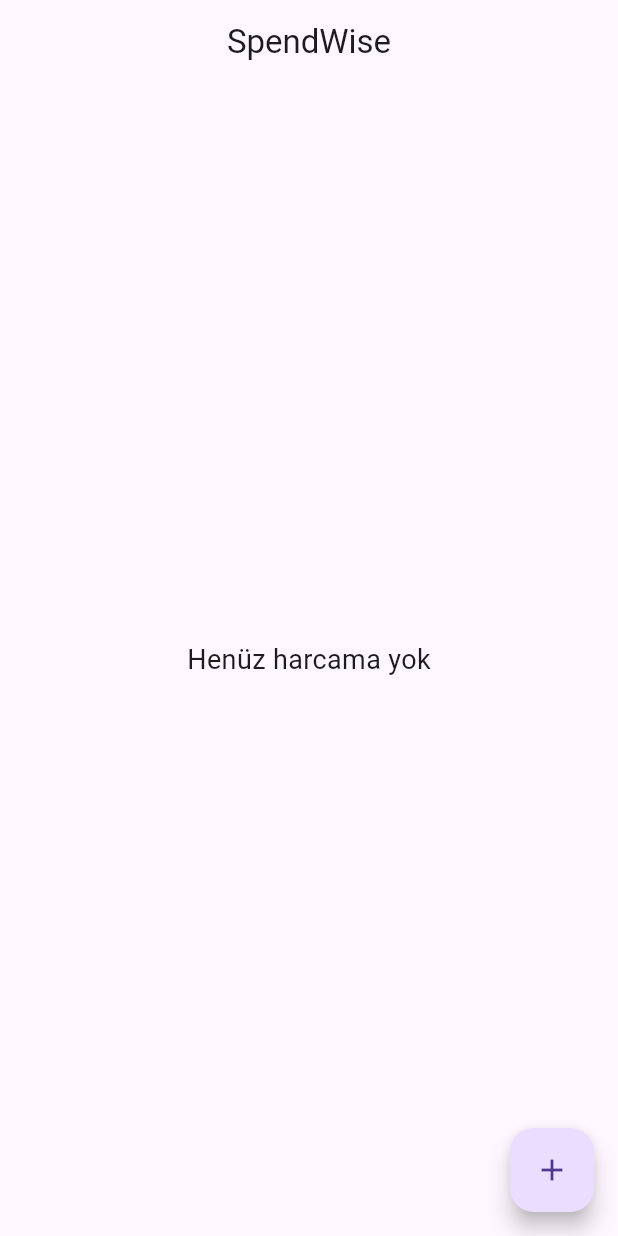
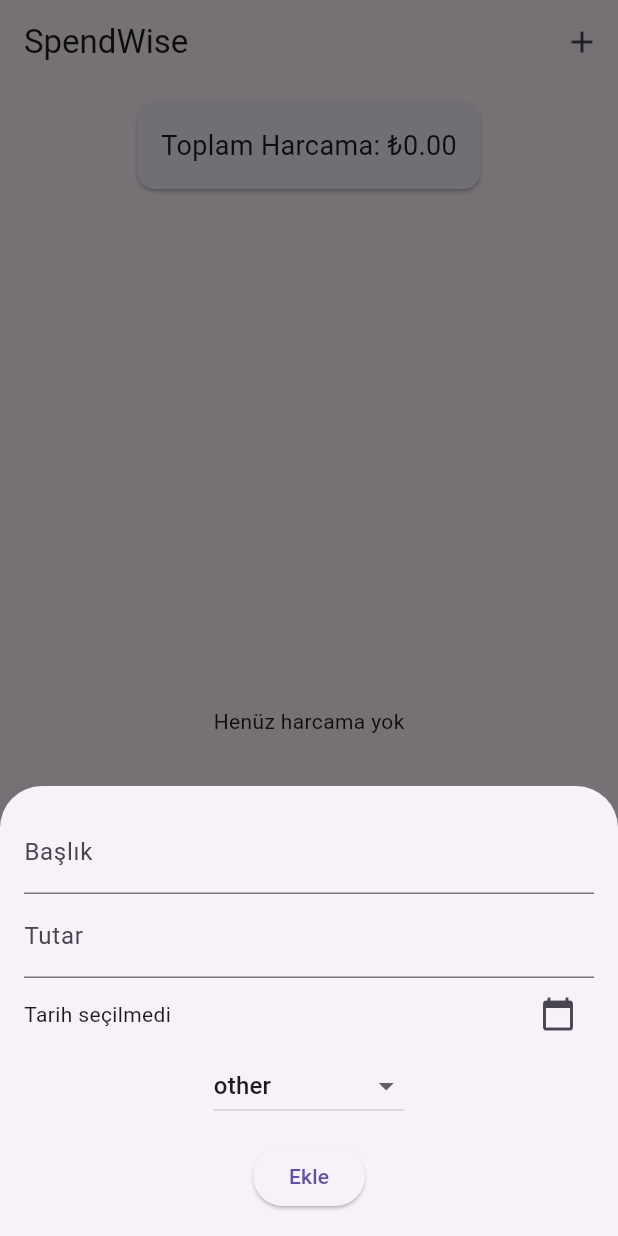
Before and after one commit to tayfun33/spendwise-flutter, a Flutter app: the screen it shows after launch, after a tap on the "add" icon, on a phone screen of 412 x 824 dp. Run offline on Flutter 3.47's test engine with Material 3 defaults, Android fonts, the phone set to English and light mode, and no system bars.

Commit message:
Project setup: expense widgets and initial structure

```diff
--- a/lib/main.dart
+++ b/lib/main.dart
@@ -1,4 +1,7 @@
 import 'package:flutter/material.dart';
+import 'models/expense.dart';
+import 'widgets/add_expense.dart';
+import 'widgets/expense_list.dart';
 
 void main() {
   runApp(const SpendWiseApp());
@@ -12,27 +15,72 @@
     return MaterialApp(
       debugShowCheckedModeBanner: false,
       title: 'SpendWise',
-      theme: ThemeData(primarySwatch: Colors.green),
-      home: const HomePage(),
+      theme: ThemeData(useMaterial3: true),
+      home: const HomeScreen(),
     );
   }
 }
 
-class HomePage extends StatelessWidget {
-  const HomePage({super.key});
+class HomeScreen extends StatefulWidget {
+  const HomeScreen({super.key});
+
+  @override
+  State<HomeScreen> createState() => _HomeScreenState();
+}
+
+class _HomeScreenState extends State<HomeScreen> {
+  final List<Expense> _expenses = [];
+
+  void _addExpense(Expense expense) {
+    setState(() {
+      _expenses.add(expense);
+    });
+  }
+
+  void _removeExpense(Expense expense) {
+    setState(() {
+      _expenses.remove(expense);
+    });
+  }
+
+  double get _totalExpense {
+    return _expenses.fold(0.0, (sum, e) => sum + e.amount);
+  }
 
   @override
   Widget build(BuildContext context) {
     return Scaffold(
-      appBar: AppBar(title: const Text('SpendWise'), centerTitle: true),
-      body: const Center(
-        child: Text('Henüz harcama yok', style: TextStyle(fontSize: 18)),
+      appBar: AppBar(
+        title: const Text('SpendWise'),
+        actions: [
+          IconButton(
+            icon: const Icon(Icons.add),
+            onPressed: () {
+              showModalBottomSheet(
+                context: context,
+                isScrollControlled: true,
+                builder: (_) => AddExpense(onAdd: _addExpense),
+              );
+            },
+          ),
+        ],
       ),
-      floatingActionButton: FloatingActionButton(
-        onPressed: () {
-          // ileride harcama ekleme ekranına gidecek
-        },
-        child: const Icon(Icons.add),
+      body: Column(
+        children: [
+          Card(
+            margin: const EdgeInsets.all(12),
+            child: Padding(
+              padding: const EdgeInsets.all(16),
+              child: Text(
+                'Toplam Harcama: ₺${_totalExpense.toStringAsFixed(2)}',
+                style: const TextStyle(fontSize: 18),
+              ),
+            ),
+          ),
+          Expanded(
+            child: ExpenseList(expenses: _expenses, onRemove: _removeExpense),
+          ),
+        ],
       ),
     );
   }
--- a/lib/models/expense.dart
+++ b/lib/models/expense.dart
@@ -0,0 +1,15 @@
+enum Category { food, transport, entertainment, other }
+
+class Expense {
+  final String title;
+  final double amount;
+  final DateTime date;
+  final Category category;
+
+  Expense({
+    required this.title,
+    required this.amount,
+    required this.date,
+    required this.category,
+  });
+}
--- /dev/null
+++ b/lib/widgets/add_expense.dart
@@ -0,0 +1,108 @@
+import 'package:flutter/material.dart';
+import '../models/expense.dart';
+
+class AddExpense extends StatefulWidget {
+  final void Function(Expense) onAdd;
+
+  const AddExpense({super.key, required this.onAdd});
+
+  @override
+  State<AddExpense> createState() => _AddExpenseState();
+}
+
+class _AddExpenseState extends State<AddExpense> {
+  final _titleController = TextEditingController();
+  final _amountController = TextEditingController();
+  DateTime? _selectedDate;
+  Category _selectedCategory = Category.other;
+
+  void _submit() {
+    final title = _titleController.text.trim();
+    final amount = double.tryParse(_amountController.text);
+
+    if (title.isEmpty ||
+        amount == null ||
+        amount <= 0 ||
+        _selectedDate == null) {
+      return;
+    }
+
+    widget.onAdd(
+      Expense(
+        title: title,
+        amount: amount,
+        date: _selectedDate!,
+        category: _selectedCategory,
+      ),
+    );
+
+    Navigator.pop(context);
+  }
+
+  @override
+  Widget build(BuildContext context) {
+    return Padding(
+      padding: EdgeInsets.fromLTRB(
+        16,
+        16,
+        16,
+        MediaQuery.of(context).viewInsets.bottom + 16,
+      ),
+      child: Column(
+        mainAxisSize: MainAxisSize.min,
+        children: [
+          TextField(
+            controller: _titleController,
+            decoration: const InputDecoration(labelText: 'Başlık'),
+          ),
+          TextField(
+            controller: _amountController,
+            keyboardType: TextInputType.number,
+            decoration: const InputDecoration(labelText: 'Tutar'),
+          ),
+          Row(
+            children: [
+              Expanded(
+                child: Text(
+                  _selectedDate == null
+                      ? 'Tarih seçilmedi'
+                      : 'Tarih: ${_selectedDate!.day}/${_selectedDate!.month}/${_selectedDate!.year}',
+                ),
+              ),
+              IconButton(
+                icon: const Icon(Icons.calendar_today),
+                onPressed: () async {
+                  final now = DateTime.now();
+                  final picked = await showDatePicker(
+                    context: context,
+                    firstDate: DateTime(2020),
+                    lastDate: now,
+                    initialDate: now,
+                  );
+                  if (picked != null) {
+                    setState(() {
+                      _selectedDate = picked;
+                    });
+                  }
+                },
+              ),
+            ],
+          ),
+          DropdownButton<Category>(
+            value: _selectedCategory,
+            items: Category.values.map((c) {
+              return DropdownMenuItem(value: c, child: Text(c.name));
+            }).toList(),
+            onChanged: (value) {
+              setState(() {
+                _selectedCategory = value!;
+              });
+            },
+          ),
+          const SizedBox(height: 12),
+          ElevatedButton(onPressed: _submit, child: const Text('Ekle')),
+        ],
+      ),
+    );
+  }
+}
--- /dev/null
+++ b/lib/widgets/expense_list.dart
@@ -0,0 +1,31 @@
+import 'package:flutter/material.dart';
+import '../models/expense.dart';
+import 'expense_item.dart';
+
+class ExpenseList extends StatelessWidget {
+  final List<Expense> expenses;
+  final void Function(Expense) onRemove;
+
+  const ExpenseList({
+    super.key,
+    required this.expenses,
+    required this.onRemove,
+  });
+
+  @override
+  Widget build(BuildContext context) {
+    if (expenses.isEmpty) {
+      return const Center(child: Text('Henüz harcama yok'));
+    }
+
+    return ListView.builder(
+      itemCount: expenses.length,
+      itemBuilder: (ctx, index) {
+        return ExpenseItem(
+          expense: expenses[index],
+          onDelete: () => onRemove(expenses[index]),
+        );
+      },
+    );
+  }
+}
```
Also changed, not shown: lib/widgets/expense_item.dart (added, +29 -0 lines), lib/data/expense_data.dart (deleted), 2 other files.
